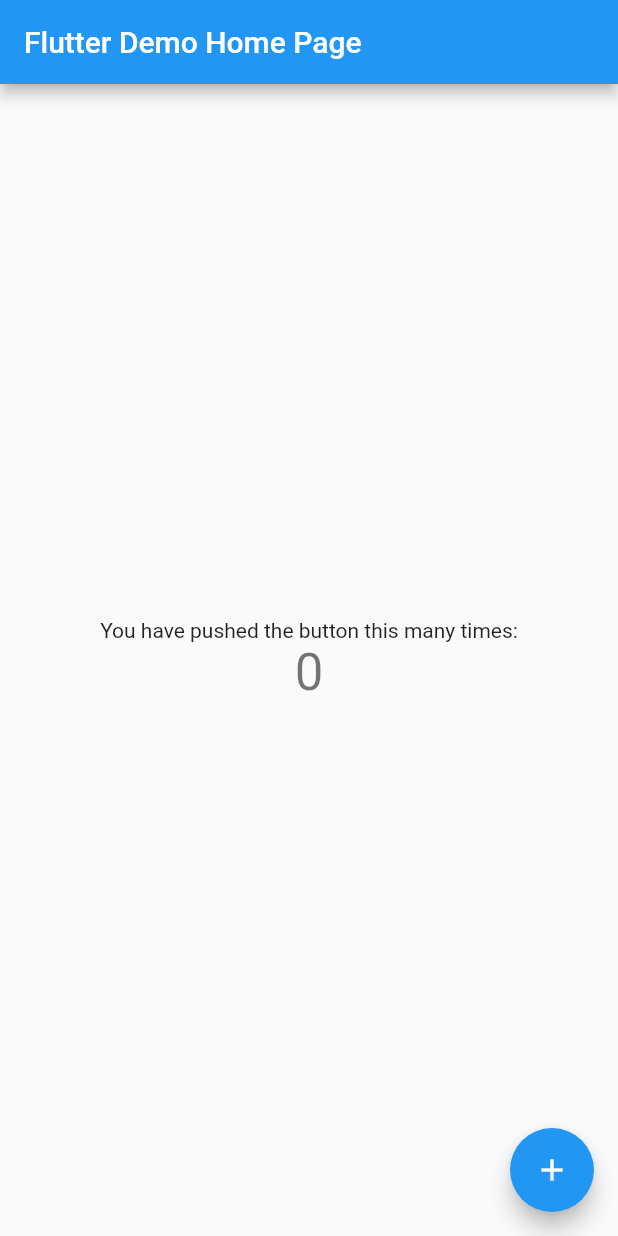
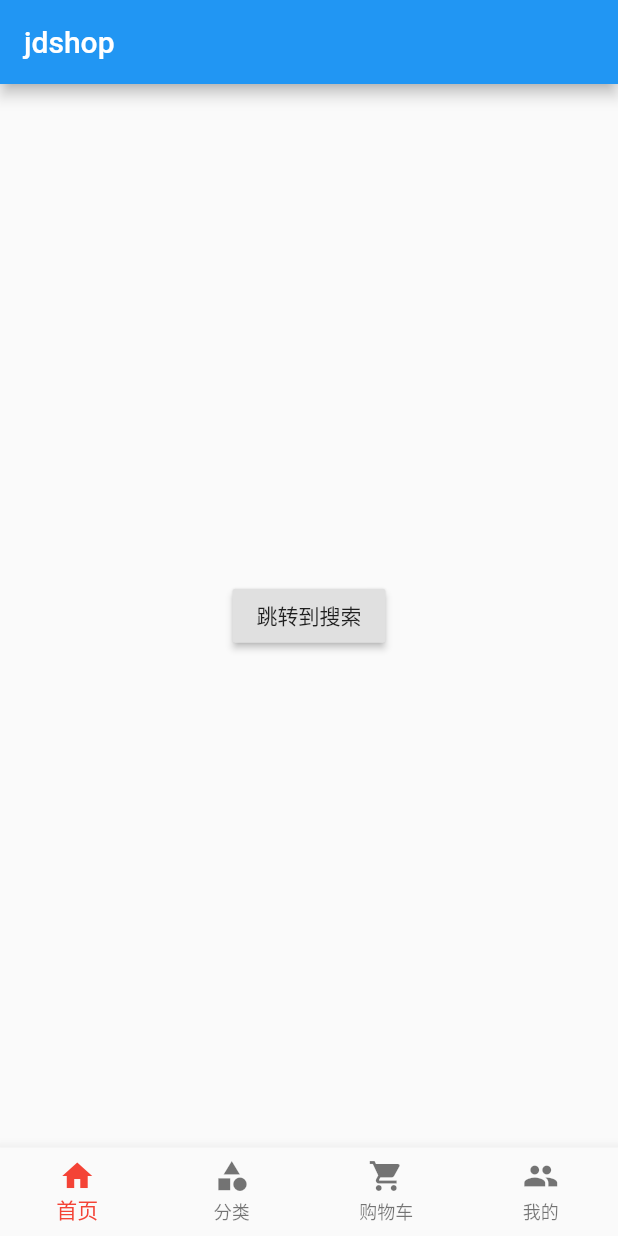
Before and after one commit to zhangshiwei1992/flutter_wei, a Flutter app: the screen it shows after launch, on a phone screen of 412 x 824 dp. Run offline on Flutter 3.47's test engine with Material 2 defaults, Android fonts, the phone set to English and light mode, and no system bars.

```diff
--- a/lib/main.dart
+++ b/lib/main.dart
@@ -1,111 +1,21 @@
 import 'package:flutter/material.dart';
+
+import 'routers/router.dart';
 
 void main() => runApp(MyApp());
 
-class MyApp extends StatelessWidget {
-  // This widget is the root of your application.
+class MyApp extends StatefulWidget {
+  MyApp({Key key}) : super(key: key);
+
+  _MyAppState createState() => _MyAppState();
+}
+
+class _MyAppState extends State<MyApp> {
   @override
   Widget build(BuildContext context) {
     return MaterialApp(
-      title: 'Flutter Demo',
-      theme: ThemeData(
-        // This is the theme of your application.
-        //
-        // Try running your application with "flutter run". You'll see the
-        // application has a blue toolbar. Then, without quitting the app, try
-        // changing the primarySwatch below to Colors.green and then invoke
-        // "hot reload" (press "r" in the console where you ran "flutter run",
-        // or simply save your changes to "hot reload" in a Flutter IDE).
-        // Notice that the counter didn't reset back to zero; the application
-        // is not restarted.
-        primarySwatch: Colors.blue,
-      ),
-      home: MyHomePage(title: 'Flutter Demo Home Page'),
+      initialRoute: '/',
+      onGenerateRoute: onGenerateRoute,
     );
   }
 }
-
-class MyHomePage extends StatefulWidget {
-  MyHomePage({Key key, this.title}) : super(key: key);
-
-  // This widget is the home page of your application. It is stateful, meaning
-  // that it has a State object (defined below) that contains fields that affect
-  // how it looks.
-
-  // This class is the configuration for the state. It holds the values (in this
-  // case the title) provided by the parent (in this case the App widget) and
-  // used by the build method of the State. Fields in a Widget subclass are
-  // always marked "final".
-
-  final String title;
-
-  @override
-  _MyHomePageState createState() => _MyHomePageState();
-}
-
-class _MyHomePageState extends State<MyHomePage> {
-  int _counter = 0;
-
-  void _incrementCounter() {
-    setState(() {
-      // This call to setState tells the Flutter framework that something has
-      // changed in this State, which causes it to rerun the build method below
-      // so that the display can reflect the updated values. If we changed
-      // _counter without calling setState(), then the build method would not be
-      // called again, and so nothing would appear to happen.
-      _counter++;
-    });
-  }
-
-  @override
-  Widget build(BuildContext context) {
-    // This method is rerun every time setState is called, for instance as done
-    // by the _incrementCounter method above.
-    //
-    // The Flutter framework has been optimized to make rerunning build methods
-    // fast, so that you can just rebuild anything that needs updating rather
-    // than having to individually change instances of widgets.
-    return Scaffold(
-      appBar: AppBar(
-        // Here we take the value from the MyHomePage object that was created by
-        // the App.build method, and use it to set our appbar title.
-        title: Text(widget.title),
-      ),
-      body: Center(
-        // Center is a layout widget. It takes a single child and positions it
-        // in the middle of the parent.
-        child: Column(
-          // Column is also layout widget. It takes a list of children and
-          // arranges them vertically. By default, it sizes itself to fit its
-          // children horizontally, and tries to be as tall as its parent.
-          //
-          // Invoke "debug painting" (press "p" in the console, choose the
-          // "Toggle Debug Paint" action from the Flutter Inspector in Android
-          // Studio, or the "Toggle Debug Paint" command in Visual Studio Code)
-          // to see the wireframe for each widget.
-          //
-          // Column has various properties to control how it sizes itself and
-          // how it positions its children. Here we use mainAxisAlignment to
-          // center the children vertically; the main axis here is the vertical
-          // axis because Columns are vertical (the cross axis would be
-          // horizontal).
-          mainAxisAlignment: MainAxisAlignment.center,
-          children: <Widget>[
-            Text(
-              'You have pushed the button this many times:',
-            ),
-            Text(
-              '$_counter',
-              style: Theme.of(context).textTheme.display1,
-            ),
-          ],
-        ),
-      ),
-      floatingActionButton: FloatingActionButton(
-        onPressed: _incrementCounter,
-        tooltip: 'Increment',
-        child: Icon(Icons.add),
-      ), // This trailing comma makes auto-formatting nicer for build methods.
-    );
-  }
-}
--- /dev/null
+++ b/lib/pages/home/Home.dart
@@ -0,0 +1,26 @@
+import 'package:flutter/material.dart';
+
+class HomePage extends StatefulWidget {
+  HomePage({Key key}) : super(key: key);
+
+  _HomePageState createState() => _HomePageState();
+}
+
+class _HomePageState extends State<HomePage> {
+  @override
+  Widget build(BuildContext context) {
+    return Center(
+      child: Column(
+        mainAxisAlignment: MainAxisAlignment.center,
+        children: <Widget>[
+          RaisedButton(
+            child: Text("跳转到搜索"),
+            onPressed: () {
+              Navigator.pushNamed(context, '/search');
+            },
+          )
+        ],
+      ),
+    );
+  }
+}
--- /dev/null
+++ b/lib/pages/tabs/Tabs.dart
@@ -0,0 +1,55 @@
+import 'package:flutter/material.dart';
+import 'package:flutter_wei/pages/cart/Cart.dart';
+import 'package:flutter_wei/pages/category/Category.dart';
+import 'package:flutter_wei/pages/home/Home.dart';
+import 'package:flutter_wei/pages/user/User.dart';
+
+class Tabs extends StatefulWidget {
+  Tabs({Key key}) : super(key: key);
+
+  _TabsState createState() => _TabsState();
+}
+
+class _TabsState extends State<Tabs> {
+  int _currentIndex = 0;
+
+  List _pageList = [HomePage(), CategoryPage(), CartPage(), UserPage()];
+
+  @override
+  Widget build(BuildContext context) {
+    return Scaffold(
+      appBar: AppBar(
+        title: Text("jdshop"),
+      ),
+      body: this._pageList[this._currentIndex],
+      bottomNavigationBar: BottomNavigationBar(
+        currentIndex: this._currentIndex,
+        onTap: (index) {
+          setState(() {
+            this._currentIndex = index;
+          });
+        },
+        type: BottomNavigationBarType.fixed,
+        fixedColor: Colors.red,
+        items: [
+          BottomNavigationBarItem(
+            icon: Icon(Icons.home),
+            title: Text("首页"),
+          ),
+          BottomNavigationBarItem(
+            icon: Icon(Icons.category),
+            title: Text("分类"),
+          ),
+          BottomNavigationBarItem(
+            icon: Icon(Icons.shopping_cart),
+            title: Text("购物车"),
+          ),
+          BottomNavigationBarItem(
+            icon: Icon(Icons.people),
+            title: Text("我的"),
+          ),
+        ],
+      ),
+    );
+  }
+}
--- /dev/null
+++ b/lib/routers/router.dart
@@ -0,0 +1,28 @@
+import 'package:flutter/material.dart';
+import 'package:flutter_wei/pages/search/Search.dart';
+
+import '../pages/tabs/Tabs.dart';
+
+// 配置路由
+final routes = {
+  '/': (context) => Tabs(),
+  '/search': (context) => SearchPage(),
+};
+
+var onGenerateRoute = (RouteSettings settings) {
+// 统一处理
+  final String name = settings.name;
+  final Function pageContentBuilder = routes[name];
+  if (pageContentBuilder != null) {
+    if (settings.arguments != null) {
+      final Route route = MaterialPageRoute(
+          builder: (context) =>
+              pageContentBuilder(context, arguments: settings.arguments));
+      return route;
+    } else {
+      final Route route =
+          MaterialPageRoute(builder: (context) => pageContentBuilder(context));
+      return route;
+    }
+  }
+};
```
Also changed, not shown: lib/pages/cart/Cart.dart (added, +14 -0 lines), lib/pages/category/Category.dart (added, +14 -0 lines), lib/pages/search/Search.dart (added, +19 -0 lines), lib/pages/user/User.dart (added, +14 -0 lines).
